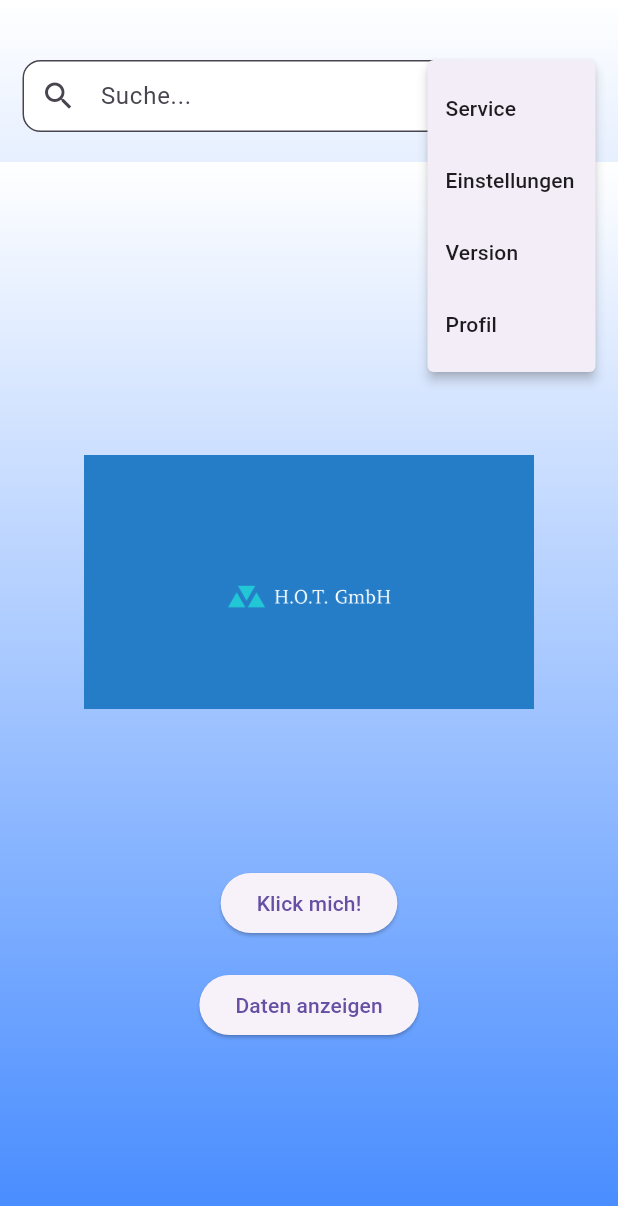
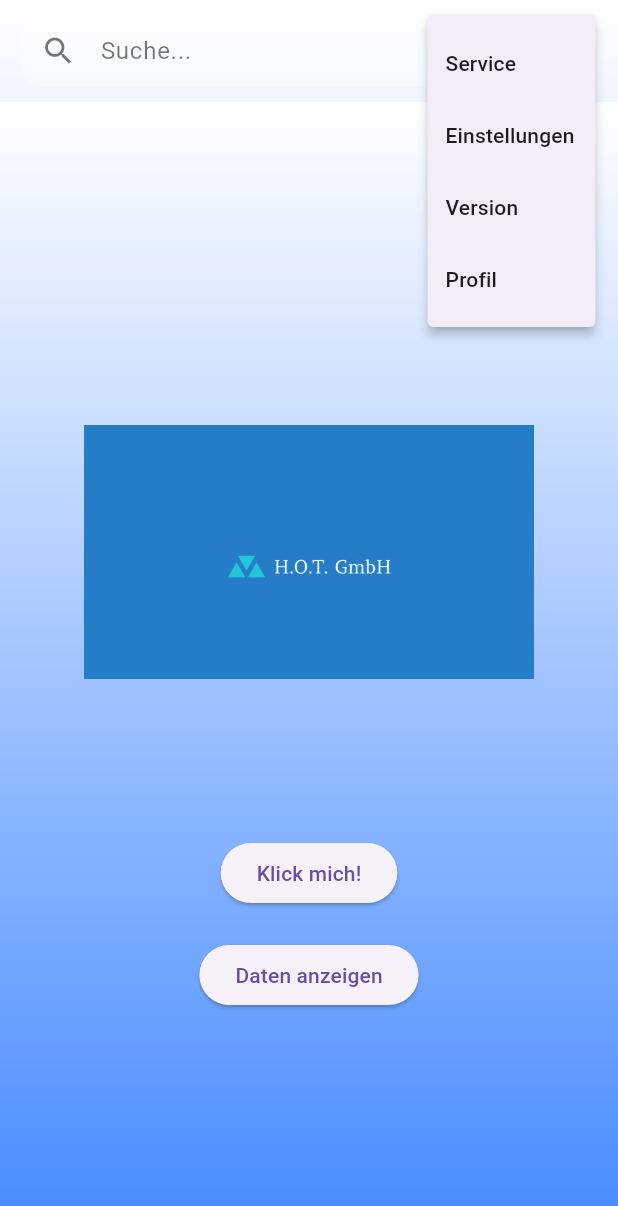
Before and after one commit to HDieter6789/hello_world_flutter, a Flutter app: the screen it shows after launch, after a tap on the "more vert" icon, on a phone screen of 412 x 824 dp. Shown: the top 1206 px of the screen. Run offline on Flutter 3.47's test engine with Material 3 defaults, Android fonts, the phone set to English and light mode, and no system bars.

```diff
--- a/lib/base_page.dart
+++ b/lib/base_page.dart
@@ -14,38 +14,34 @@ class BasePage extends StatelessWidget {
   @override
   Widget build(BuildContext context) {
     return Scaffold(
-      body: Stack(
-        children: [
-          // Hintergrund mit Verlauf
-          const Positioned.fill(
-            child: DecoratedBox(
-              decoration: BoxDecoration(
-                gradient: LinearGradient(
-                  begin: Alignment.topCenter,
-                  end: Alignment.bottomCenter,
-                  colors: [Colors.white, Colors.blueAccent],
-                ),
-              ),
-            ),
+      extendBodyBehindAppBar: true, // ← damit der Verlauf hinter die Suchleiste reicht
+      backgroundColor: Colors.transparent,
+      body: Container(
+        decoration: const BoxDecoration(
+          gradient: LinearGradient(
+            colors: [Colors.white, Colors.blueAccent],
+            begin: Alignment.topCenter,
+            end: Alignment.bottomCenter,
           ),
-
-          // Inhalt
-          Column(
+        ),
+        child: SafeArea(
+          child: Column(
             children: [
-              const SizedBox(height: 40), // Platz für Statusleiste
               Padding(
-                padding: const EdgeInsets.symmetric(horizontal: 15),
+                padding: const EdgeInsets.symmetric(horizontal: 15, vertical: 10),
                 child: Row(
                   children: [
                     Expanded(
                       child: TextField(
                         decoration: InputDecoration(
+                          filled: true,
+                          fillColor: Colors.white.withOpacity(0.3), // halbtransparent
                           hintText: 'Suche...',
-                          prefixIcon: const Icon(Icons.search),
-                          filled: true,
-                          fillColor: Colors.white,
+                          prefixIcon: const Icon(Icons.search, color: Colors.black54),
+                          hintStyle: const TextStyle(color: Colors.black54),
                           border: OutlineInputBorder(
                             borderRadius: BorderRadius.circular(12),
+                            borderSide: BorderSide.none,
                           ),
                           contentPadding: const EdgeInsets.all(10),
                         ),
@@ -53,8 +49,7 @@ class BasePage extends StatelessWidget {
                           Navigator.push(
                             context,
                             MaterialPageRoute(
-                              builder: (context) =>
-                                  SearchResultPage(query: value),
+                              builder: (context) => SearchResultPage(query: value),
                             ),
                           );
                         },
@@ -76,11 +71,10 @@ class BasePage extends StatelessWidget {
                   ],
                 ),
               ),
-              const SizedBox(height: 20),
               Expanded(child: child),
             ],
           ),
-        ],
+        ),
       ),
     );
   }
--- a/lib/main.dart
+++ b/lib/main.dart
@@ -1,20 +1,9 @@
 import 'package:flutter/material.dart';
-import 'package:window_size/window_size.dart';
-import 'dart:io';
-
 import 'data_page.dart';
 import 'search_result_page.dart';
 import 'base_page.dart';
 
-void main() async {
-  WidgetsFlutterBinding.ensureInitialized();
-
-  if (Platform.isWindows || Platform.isLinux || Platform.isMacOS) {
-    setWindowTitle('Demo App');
-    setWindowMinSize(const Size(800, 600));
-    setWindowMaxSize(Size.infinite);
-  }
-
+void main() {
   runApp(const MyApp());
 }
 
@@ -26,8 +15,10 @@ class MyApp extends StatelessWidget {
     return MaterialApp(
       title: 'Demo App',
       theme: ThemeData(
+        useMaterial3: true,
         primarySwatch: Colors.blue,
       ),
+      debugShowCheckedModeBanner: false,
       home: const MyHomePage(),
     );
   }
@@ -63,9 +54,9 @@ class MyHomePage extends StatelessWidget {
       child: Container(
         decoration: const BoxDecoration(
           gradient: LinearGradient(
+            colors: [Colors.white, Colors.blueAccent],
             begin: Alignment.topCenter,
             end: Alignment.bottomCenter,
-            colors: [Colors.white, Colors.blueAccent],
           ),
         ),
         child: Center(
```
Also changed, not shown: lib/search_result_page.dart (+14 -55 lines), pubspec.yaml (+2 -21 lines).
